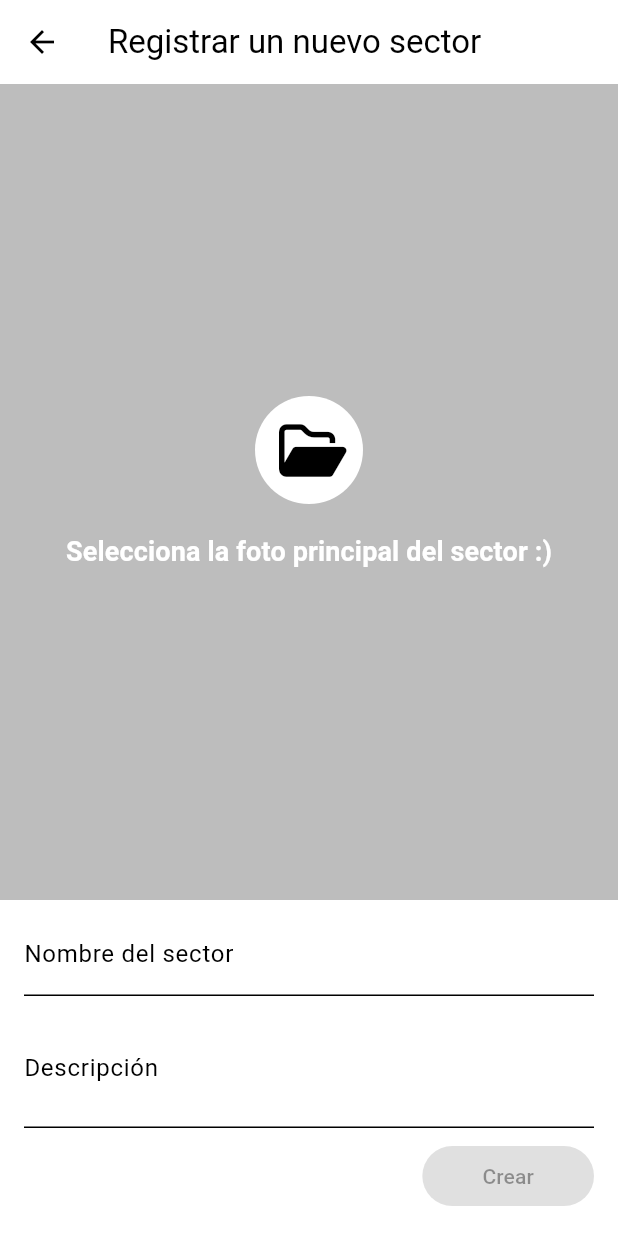
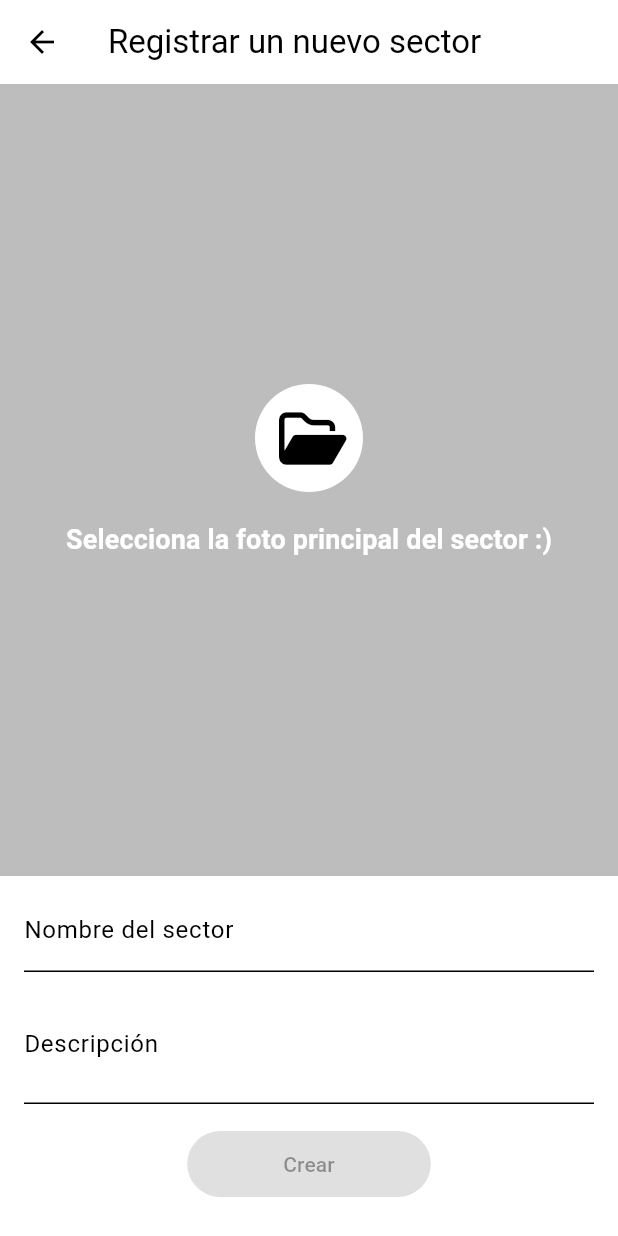
Before and after one commit to chrishenx/labeta-mobile, a Flutter app: the NewSector screen opened directly, on a phone screen of 412 x 824 dp. Run offline on Flutter 3.47's test engine with Material 3 defaults, Android fonts, the phone set to English and light mode, and no system bars; our stand-ins replace firebase_auth, firebase_core, font_awesome_flutter, image_picker; missing offline and left inert: camera_camera, uiblock; accounts and stored records are empty.

Commit message:
Styling to New Sector Submit button

```diff
--- a/lib/widgets/sector/new.dart
+++ b/lib/widgets/sector/new.dart
@@ -130,8 +130,7 @@ class _NewSectorState extends State<NewSector> {
   }
 
   void handleError(dynamic exception) {
-    Logger.log(
-          'NewSector - exception $exception');
+    Logger.log('NewSector - exception $exception');
   }
 
   void handleSubmit() {
@@ -141,11 +140,15 @@ class _NewSectorState extends State<NewSector> {
   }
 
   bool areAllFieldsCompleted() {
-    return name.isNotEmpty && description.isNotEmpty && currentImageFile != null;
+    return name.isNotEmpty &&
+        description.isNotEmpty &&
+        currentImageFile != null;
   }
 
   bool isAnyFieldFilled() {
-    return name.isNotEmpty || description.isNotEmpty || currentImageFile != null;
+    return name.isNotEmpty ||
+        description.isNotEmpty ||
+        currentImageFile != null;
   }
 
   Widget buildSectorNameInput() {
@@ -187,17 +190,14 @@ class _NewSectorState extends State<NewSector> {
   }
 
   Widget buildSubmitButton() {
-    return Row(
-      children: [
-        const Spacer(),
-        Padding(
-            padding: const EdgeInsets.only(top: 8),
+    return Padding(
+      padding: const EdgeInsets.only(top: 16, bottom: 8),
       child: ElevatedButton(
           style: ElevatedButton.styleFrom(
-                    padding: const EdgeInsets.symmetric(horizontal: 40)),
+              padding:
+                  const EdgeInsets.symmetric(horizontal: 64, vertical: 12)),
           onPressed: areAllFieldsCompleted() ? () => {} : null,
-                child: const Text('Crear'))),
-      ],
+          child: const Text('Crear')),
     );
   }
 
```
Lines whose indentation alone changed are shown as unchanged.
